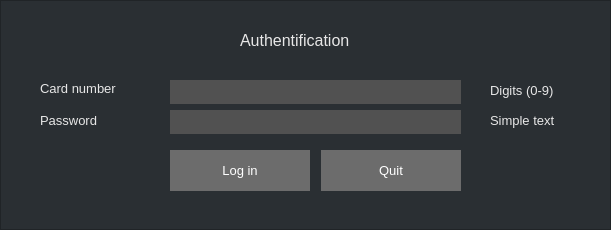
The window that GUI/AuthFrame.ui (i800/BankClient) describes before a commit, drawn with Qt 5.
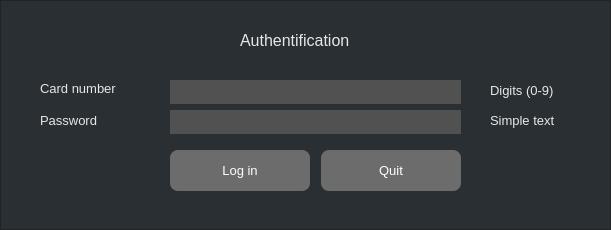
The same window after the commit.

What changed in the file:
```diff
--- a/GUI/AuthFrame.ui
+++ b/GUI/AuthFrame.ui
@@ -372,6 +372,7 @@
     <string notr="true">QPushButton {
     background-color: rgb(108, 108, 108);
     border-style: none;
+    border-radius: 8px;
     color: white;
 }
 
@@ -441,6 +442,7 @@
     <string notr="true">QPushButton {
     background-color: rgb(108, 108, 108);
     border-style: none;
+    border-radius: 8px;
     color: white;
 }
 
```
